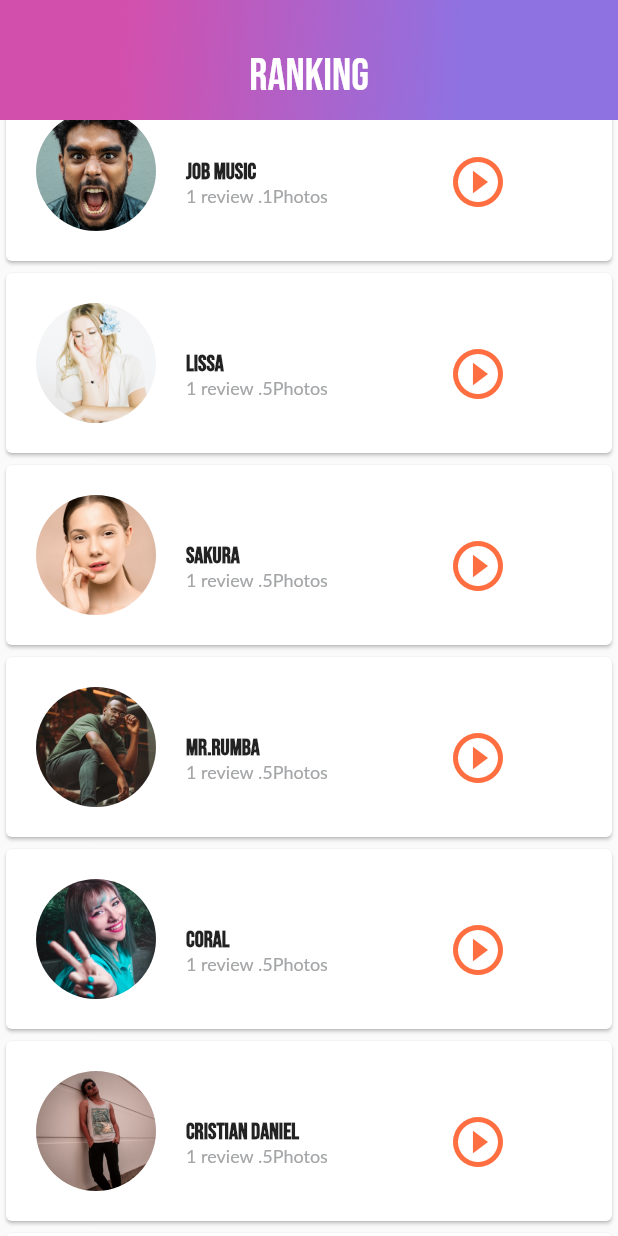
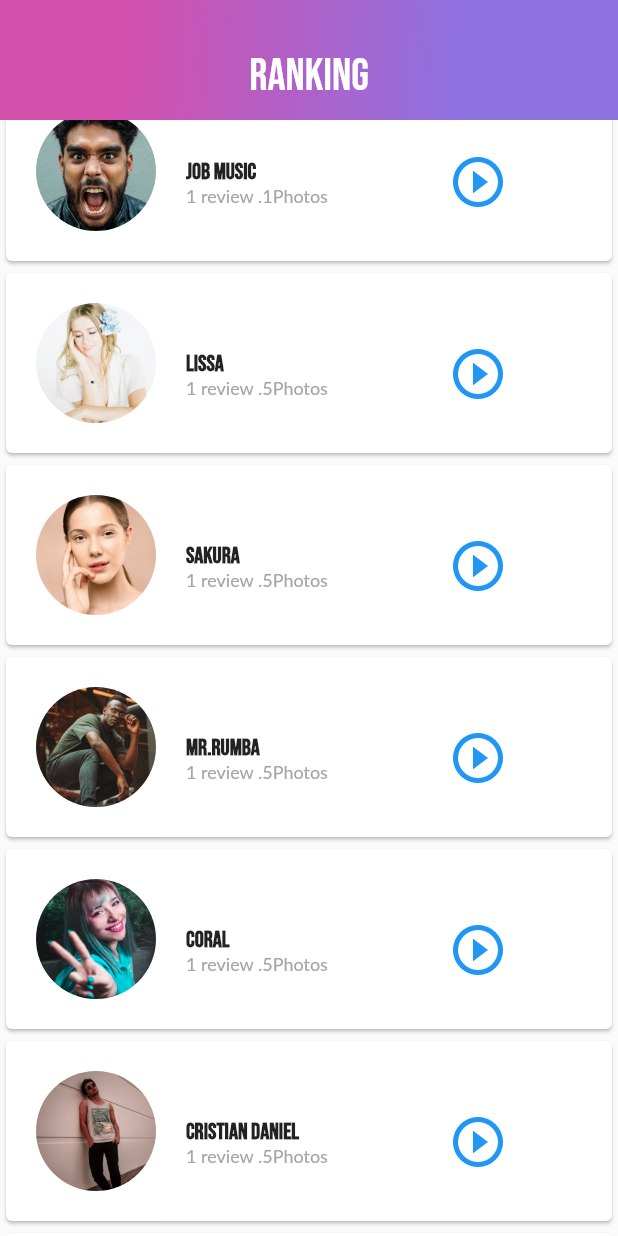
Before and after one commit to Ronaldbo97/reto1_flutter, a Flutter app: the screen it shows after launch, on a phone screen of 412 x 824 dp. Run offline on Flutter 3.47's test engine with Material 2 defaults, Android fonts, the phone set to English and light mode, and no system bars; Roboto replaces fonts that are missing (Lato).

Commit message:
Se cambia en color del icono

```diff
--- a/lib/review.dart
+++ b/lib/review.dart
@@ -33,7 +33,7 @@ Review(this.pathImage,this.name,this.details);
         userName,userInfo],
         );
     final ico= Container(margin: const EdgeInsets.only(left: 80.0,top: 15.0),
-    child: const Icon(Icons.play_circle_outline,color: Colors.deepOrangeAccent,size: 40.0,));
+    child: const Icon(Icons.play_circle_outline,color: Colors.blue,size: 40.0,));
 
     return Card(child: Row(children: <Widget>[photo,userDetails,ico],),);
     return Row(
```
